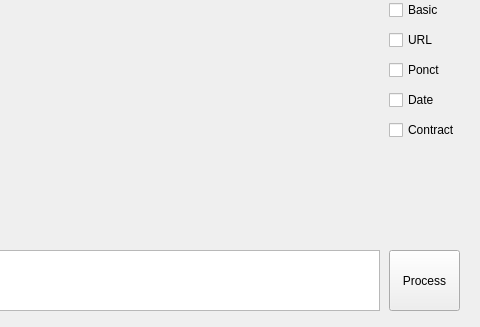
The window that src/gui/mainwindow.ui (TheGostsniperfr/NLP-Tool) describes before a commit, drawn with Qt 5; both pictures show x 211 to 691 and y 90 to 417 of the 691 by 417 pixel window.
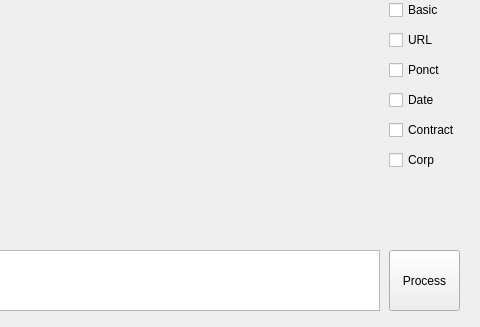
The same window after the commit. Custom widgets are drawn as their Qt base class.

Diff of the .ui file:
```diff
--- a/src/gui/mainwindow.ui
+++ b/src/gui/mainwindow.ui
@@ -160,6 +160,19 @@
      <string>Contract</string>
     </property>
    </widget>
+   <widget class="QCheckBox" name="corpModifierCheckbox">
+    <property name="geometry">
+     <rect>
+      <x>600</x>
+      <y>240</y>
+      <width>85</width>
+      <height>20</height>
+     </rect>
+    </property>
+    <property name="text">
+     <string>Corp</string>
+    </property>
+   </widget>
   </widget>
  </widget>
  <customwidgets>
```
